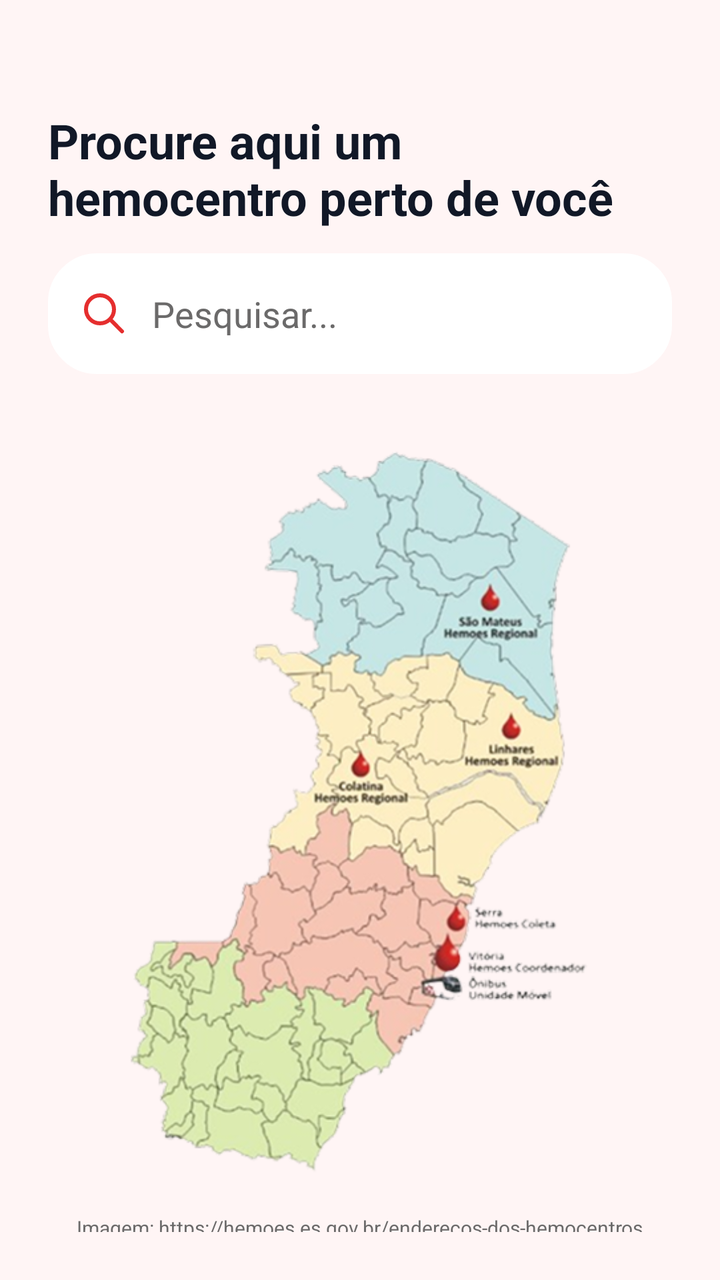
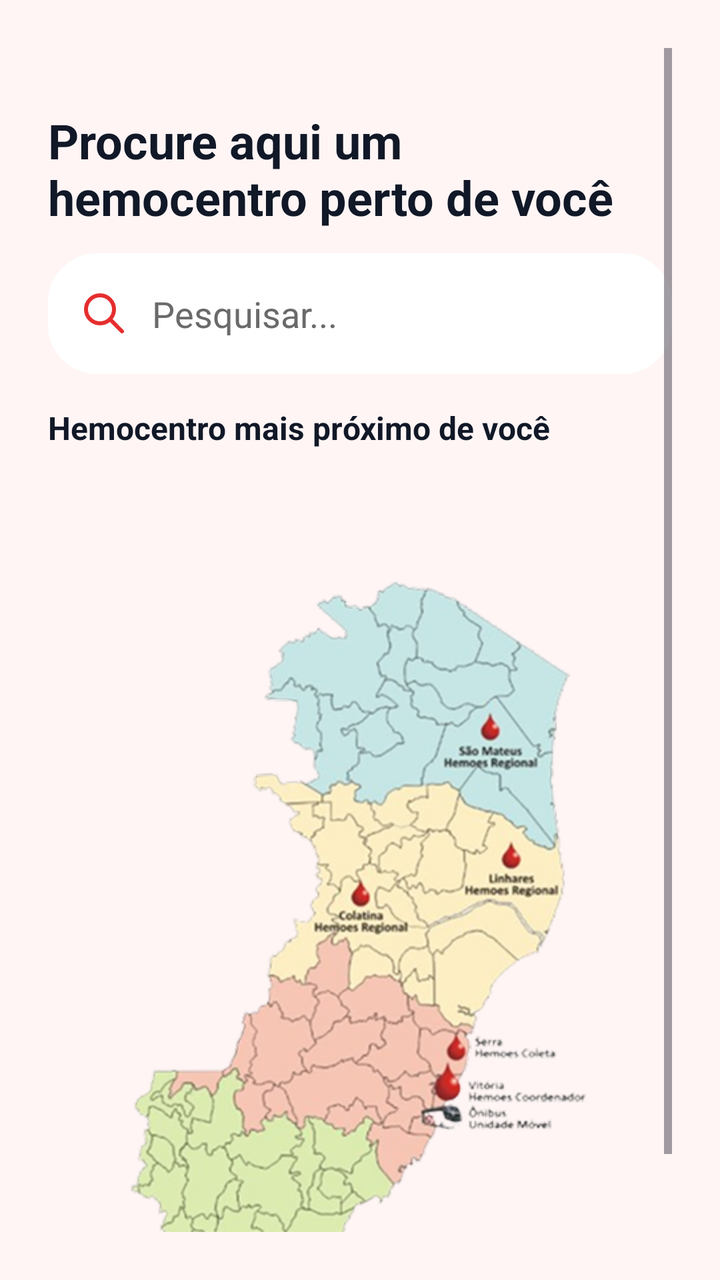

Compare the two renders of this Android layout. The source of the first and the diff that turns it into the second are given below.
<!-- AndroidManifest.xml: application theme Theme.Hemo_Conecta -->
<!-- res/layout/fragment_localizacao.xml -->
<?xml version="1.0" encoding="utf-8"?>
<androidx.constraintlayout.widget.ConstraintLayout
    xmlns:android="http://schemas.android.com/apk/res/android"
    xmlns:app="http://schemas.android.com/apk/res-auto"
    android:layout_width="match_parent"
    android:layout_height="match_parent"
    android:background="@color/background">

    <ScrollView
        android:layout_width="0dp"
        android:layout_height="0dp"
        android:fillViewport="true"
        app:layout_constraintBottom_toBottomOf="parent"
        app:layout_constraintEnd_toEndOf="parent"
        app:layout_constraintStart_toStartOf="parent"
        app:layout_constraintTop_toTopOf="parent"
        android:padding="24dp">

        <LinearLayout
            android:layout_width="match_parent"
            android:layout_height="wrap_content"
            android:gravity="center_horizontal"
            android:orientation="vertical">

            <TextView
                android:id="@+id/tvTitle"
                android:layout_width="match_parent"
                android:layout_height="wrap_content"
                android:layout_marginTop="30dp"
                android:text="Procure aqui um\nhemocentro perto de você"
                android:textColor="#111827"
                android:textSize="24sp"
                android:textStyle="bold" />

            <EditText
                android:id="@+id/etSearch"
                android:layout_width="match_parent"
                android:layout_height="wrap_content"
                android:hint="Pesquisar..."
                android:layout_marginTop="12dp"
                android:textColor="@color/cinza"
                android:textColorHint="@color/cinza"
                android:textSize="18sp"
                android:drawableStart="@drawable/ic_search"
                android:drawablePadding="12dp"
                android:paddingStart="16dp"
                android:paddingEnd="16dp"
                android:background="@drawable/rounded_corner"
                android:backgroundTint="@color/white"
                android:padding="18dp"
                android:inputType="text"/>

            <LinearLayout
                android:id="@+id/resultadosContainer"
                android:layout_width="match_parent"
                android:layout_height="wrap_content"
                android:layout_marginTop="16dp"
                android:orientation="vertical"
                android:visibility="gone" />

            <TextView
                android:id="@+id/tvNenhumResultado"
                android:layout_width="match_parent"
                android:layout_height="wrap_content"
                android:layout_marginTop="16dp"
                android:gravity="center"
                android:text="Nenhum hemocentro encontrado para essa busca."
                android:textColor="@color/cinza"
                android:textSize="14sp"
                android:visibility="gone" />

            <LinearLayout
                android:id="@+id/imagemContainer"
                android:layout_width="match_parent"
                android:layout_height="wrap_content"
                android:gravity="center_horizontal"
                android:orientation="vertical">

                <ImageView
                    android:layout_width="275dp"
                    android:layout_height="390dp"
                    android:src="@drawable/mapa"
                    android:layout_marginTop="15dp"/>

                <TextView
                    android:id="@+id/tvSource"
                    android:layout_width="wrap_content"
                    android:layout_height="wrap_content"
                    android:layout_marginTop="15dp"
                    android:text="Imagem: https://hemoes.es.gov.br/enderecos-dos-hemocentros"
                    android:textColor="@color/cinza"
                    android:textSize="10sp" />
            </LinearLayout>
        </LinearLayout>
    </ScrollView>

    
</androidx.constraintlayout.widget.ConstraintLayout>
<!-- resources referenced by this layout -->
<resources>
  <color name="background">#FFF5F5</color>
  <color name="cinza">#6B6A6A</color>
  <color name="white">#FFFFFF</color>
  <!-- drawable ic_search (drawable) -->
  <vector xmlns:android="http://schemas.android.com/apk/res/android" android:height="24dp" android:viewportHeight="24" android:viewportWidth="24" android:width="24dp">
        
      <path android:fillColor="#00000000" android:pathData="M14.954,14.946L21,21M17,10C17,13.866 13.866,17 10,17C6.134,17 3,13.866 3,10C3,6.134 6.134,3 10,3C13.866,3 17,6.134 17,10Z" android:strokeColor="#E52E2E" android:strokeLineCap="round" android:strokeLineJoin="round" android:strokeWidth="2"/>
      
  </vector>
  <!-- drawable mapa: png bitmap (drawable, 193067 bytes) -->
  <!-- drawable rounded_corner (drawable) -->
  <?xml version="1.0" encoding="utf-8"?>
  <shape xmlns:android="http://schemas.android.com/apk/res/android"
      android:shape="rectangle">
      <corners android:radius="24dp"/>
      <stroke android:width="1dp" android:color="@color/white"/>
  
  </shape>
  <style name="Theme.Hemo_Conecta" parent="Base.Theme.Hemo_Conecta" />
  <style name="Base.Theme.Hemo_Conecta" parent="Theme.Material3.DayNight.NoActionBar">
          
          
      </style>
</resources>

<!-- the commit's change to res/layout/fragment_localizacao.xml (unified diff, before → after) -->
@@ -51,6 +51,36 @@
                 android:inputType="text"/>
 
             <LinearLayout
+                android:id="@+id/maisProximoContainer"
+                android:layout_width="match_parent"
+                android:layout_height="wrap_content"
+                android:layout_marginTop="16dp"
+                android:orientation="vertical">
+
+                <TextView
+                    android:layout_width="match_parent"
+                    android:layout_height="wrap_content"
+                    android:layout_marginBottom="8dp"
+                    android:text="Hemocentro mais próximo de você"
+                    android:textColor="#111827"
+                    android:textSize="16sp"
+                    android:textStyle="bold" />
+
+                <TextView
+                    android:id="@+id/tvMaisProximoStatus"
+                    android:layout_width="match_parent"
+                    android:layout_height="wrap_content"
+                    android:textColor="@color/cinza"
+                    android:textSize="14sp" />
+
+                <LinearLayout
+                    android:id="@+id/cardMaisProximoContainer"
+                    android:layout_width="match_parent"
+                    android:layout_height="wrap_content"
+                    android:orientation="vertical" />
+            </LinearLayout>
+
+            <LinearLayout
                 android:id="@+id/resultadosContainer"
                 android:layout_width="match_parent"
                 android:layout_height="wrap_content"
